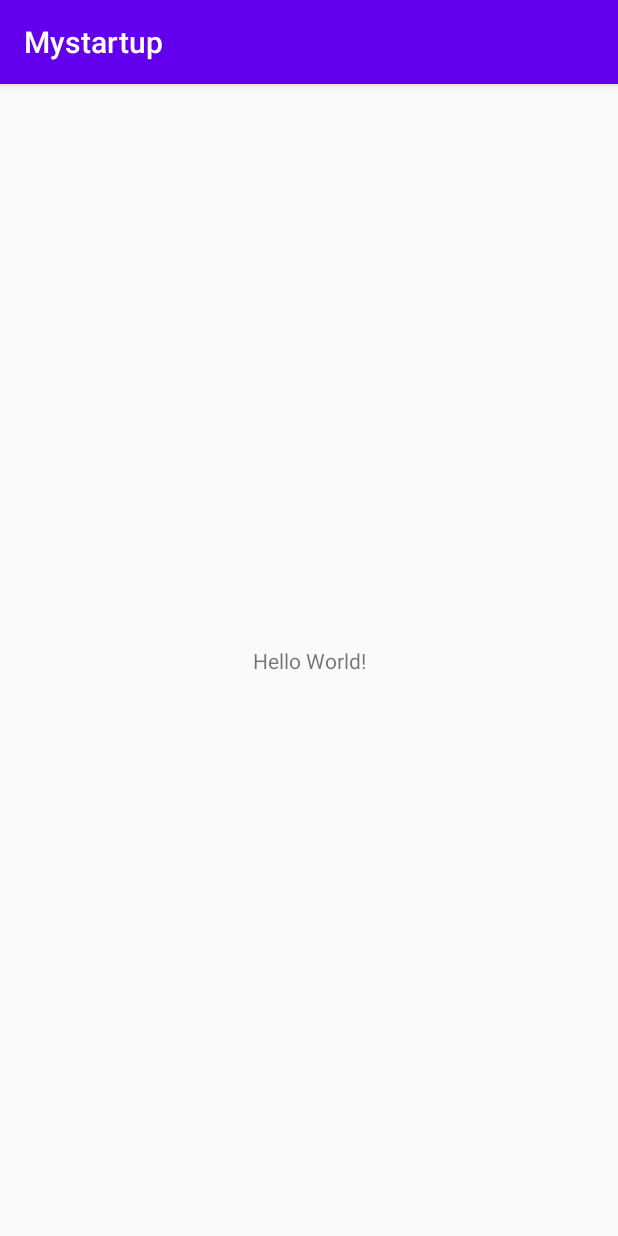
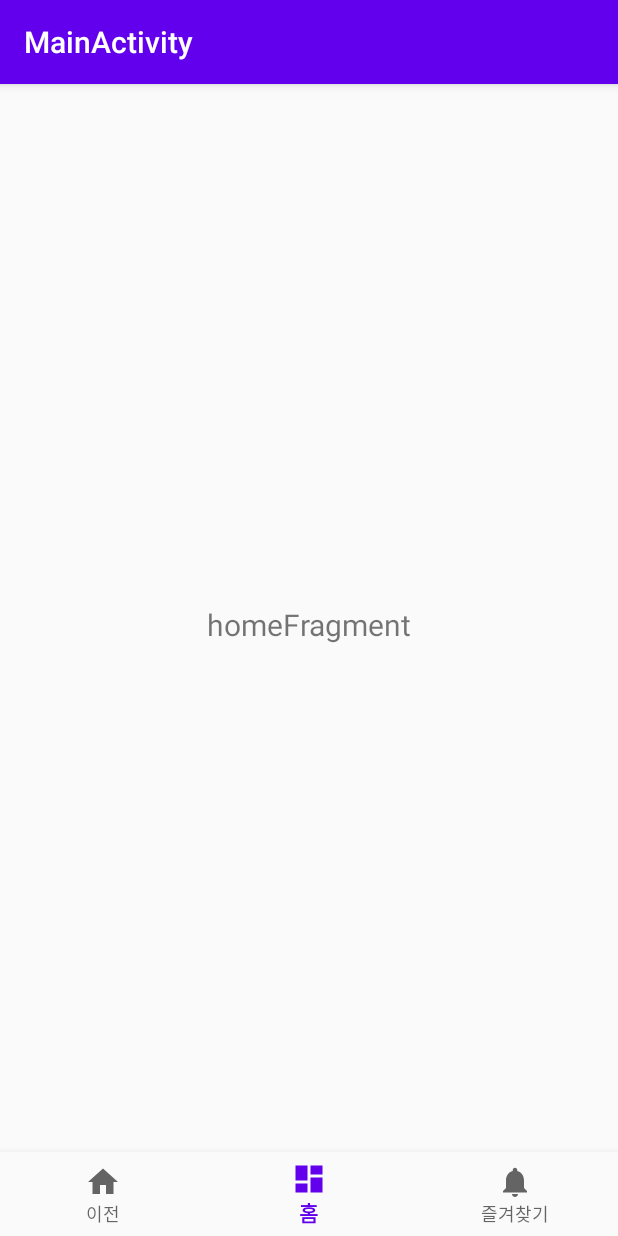
Before and after one commit to hye-rong/startup, an Android app: the screen it shows after launch (MainActivity), on a phone screen of 412 x 824 dp. Run offline under Robolectric (Android 15) with nearby library versions, the phone set to English and light mode, and no system bars.

Commit message:
set bottom navigation activity
bottom navigation
: back, home, favorite

```diff
--- a/app/src/main/AndroidManifest.xml
+++ b/app/src/main/AndroidManifest.xml
@@ -9,7 +9,9 @@
         android:roundIcon="@mipmap/ic_launcher_round"
         android:supportsRtl="true"
         android:theme="@style/AppTheme">
-        <activity android:name=".MainActivity">
+        <activity
+            android:name=".MainActivity"
+            android:label="@string/title_activity_main">
             <intent-filter>
                 <action android:name="android.intent.action.MAIN" />
 
--- a/app/src/main/java/com/example/mystartup/MainActivity.kt
+++ b/app/src/main/java/com/example/mystartup/MainActivity.kt
@@ -1,11 +1,63 @@
 package com.example.mystartup
 
+import android.os.Bundle
+import android.view.MenuItem
+import com.google.android.material.bottomnavigation.BottomNavigationView
 import androidx.appcompat.app.AppCompatActivity
-import android.os.Bundle
+import androidx.fragment.app.FragmentManager
+import androidx.fragment.app.FragmentTransaction
+import com.example.mystartup.ui.favorite.FavoriteFragment
+import com.example.mystartup.ui.home.HomeFragment
+import kotlinx.android.synthetic.main.activity_main.*
 
 class MainActivity : AppCompatActivity() {
+
+    lateinit var homeFragment: HomeFragment
+    lateinit var favoriteFragment: FavoriteFragment
+    lateinit var ft:FragmentTransaction
+    lateinit var fm: FragmentManager
+
     override fun onCreate(savedInstanceState: Bundle?) {
         super.onCreate(savedInstanceState)
         setContentView(R.layout.activity_main)
+        init()
+
     }
+
+    private fun init() {
+        //fragment 생성
+        homeFragment = HomeFragment()
+        favoriteFragment = FavoriteFragment()
+
+        //fragment manager
+        fm = supportFragmentManager
+        ft = fm.beginTransaction()
+
+        //set homefragment
+        ft.replace(R.id.frame_layout,homeFragment).commit()
+        bottom_navigation_view.selectedItemId = R.id.navigation_home
+
+        //navigation listener
+        bottom_navigation_view.setOnNavigationItemSelectedListener(object:BottomNavigationView.OnNavigationItemSelectedListener{
+            override fun onNavigationItemSelected(item: MenuItem): Boolean {
+                when(item.itemId){
+                    R.id.navigation_back->{//이전
+
+                    }
+                    R.id.navigation_home->{//홈
+                        ft = fm.beginTransaction()
+                        ft.replace(R.id.frame_layout,homeFragment).commit()
+                    }
+                    R.id.navigation_favorite->{//즐겨찾기
+                        ft = fm.beginTransaction()
+                        ft.replace(R.id.frame_layout,favoriteFragment).commit()
+                    }
+                }
+                return true
+            }
+        })
+
+    }
+
+
 }
--- /dev/null
+++ b/app/src/main/java/com/example/mystartup/ui/favorite/FavoriteFragment.kt
@@ -0,0 +1,21 @@
+package com.example.mystartup.ui.favorite
+
+import android.os.Bundle
+import android.view.LayoutInflater
+import android.view.View
+import android.view.ViewGroup
+import androidx.fragment.app.Fragment
+import com.example.mystartup.R
+
+class FavoriteFragment : Fragment() {
+
+
+    override fun onCreateView(
+        inflater: LayoutInflater,
+        container: ViewGroup?,
+        savedInstanceState: Bundle?
+    ): View? {
+        val root = inflater.inflate(R.layout.fragment_favorite, container, false)
+        return root
+    }
+}
--- /dev/null
+++ b/app/src/main/java/com/example/mystartup/ui/home/HomeFragment.kt
@@ -0,0 +1,24 @@
+package com.example.mystartup.ui.home
+
+import android.os.Bundle
+import android.view.LayoutInflater
+import android.view.View
+import android.view.ViewGroup
+import android.widget.TextView
+import androidx.fragment.app.Fragment
+import androidx.lifecycle.Observer
+import androidx.lifecycle.ViewModelProviders
+import com.example.mystartup.R
+
+class HomeFragment : Fragment() {
+
+
+    override fun onCreateView(
+        inflater: LayoutInflater,
+        container: ViewGroup?,
+        savedInstanceState: Bundle?
+    ): View? {
+        val root = inflater.inflate(R.layout.fragment_home, container, false)
+        return root
+    }
+}
--- /dev/null
+++ b/app/src/main/res/drawable/ic_dashboard_black_24dp.xml
@@ -0,0 +1,9 @@
+<vector xmlns:android="http://schemas.android.com/apk/res/android"
+    android:width="24dp"
+    android:height="24dp"
+    android:viewportWidth="24.0"
+    android:viewportHeight="24.0">
+    <path
+        android:fillColor="#FF000000"
+        android:pathData="M3,13h8L11,3L3,3v10zM3,21h8v-6L3,15v6zM13,21h8L21,11h-8v10zM13,3v6h8L21,3h-8z" />
+</vector>
--- /dev/null
+++ b/app/src/main/res/drawable/ic_home_black_24dp.xml
@@ -0,0 +1,9 @@
+<vector xmlns:android="http://schemas.android.com/apk/res/android"
+    android:width="24dp"
+    android:height="24dp"
+    android:viewportWidth="24.0"
+    android:viewportHeight="24.0">
+    <path
+        android:fillColor="#FF000000"
+        android:pathData="M10,20v-6h4v6h5v-8h3L12,3 2,12h3v8z" />
+</vector>
--- /dev/null
+++ b/app/src/main/res/drawable/ic_notifications_black_24dp.xml
@@ -0,0 +1,9 @@
+<vector xmlns:android="http://schemas.android.com/apk/res/android"
+    android:width="24dp"
+    android:height="24dp"
+    android:viewportWidth="24.0"
+    android:viewportHeight="24.0">
+    <path
+        android:fillColor="#FF000000"
+        android:pathData="M12,22c1.1,0 2,-0.9 2,-2h-4c0,1.1 0.89,2 2,2zM18,16v-5c0,-3.07 -1.64,-5.64 -4.5,-6.32L13.5,4c0,-0.83 -0.67,-1.5 -1.5,-1.5s-1.5,0.67 -1.5,1.5v0.68C7.63,5.36 6,7.92 6,11v5l-2,2v1h16v-1l-2,-2z" />
+</vector>
--- a/app/src/main/res/layout/activity_main.xml
+++ b/app/src/main/res/layout/activity_main.xml
@@ -1,18 +1,19 @@
 <?xml version="1.0" encoding="utf-8"?>
-<androidx.constraintlayout.widget.ConstraintLayout xmlns:android="http://schemas.android.com/apk/res/android"
+<LinearLayout xmlns:android="http://schemas.android.com/apk/res/android"
     xmlns:app="http://schemas.android.com/apk/res-auto"
-    xmlns:tools="http://schemas.android.com/tools"
     android:layout_width="match_parent"
-    android:layout_height="match_parent"
-    tools:context=".MainActivity">
+    android:orientation="vertical"
+    android:layout_height="match_parent">
+    <FrameLayout
+        android:id="@+id/frame_layout"
+        android:layout_width="match_parent"
+        android:layout_height="0dp"
+        android:layout_weight="1"/>
+    <com.google.android.material.bottomnavigation.BottomNavigationView
+        android:id="@+id/bottom_navigation_view"
+        android:layout_width="match_parent"
+        android:layout_height="56dp"
+        android:background="?android:attr/windowBackground"
+        app:menu="@menu/bottom_nav_menu"/>
 
-    <TextView
-        android:layout_width="wrap_content"
-        android:layout_height="wrap_content"
-        android:text="Hello World!"
-        app:layout_constraintBottom_toBottomOf="parent"
-        app:layout_constraintLeft_toLeftOf="parent"
-        app:layout_constraintRight_toRightOf="parent"
-        app:layout_constraintTop_toTopOf="parent" />
-
-</androidx.constraintlayout.widget.ConstraintLayout>
+</LinearLayout>
--- /dev/null
+++ b/app/src/main/res/layout/fragment_home.xml
@@ -0,0 +1,23 @@
+<?xml version="1.0" encoding="utf-8"?>
+<androidx.constraintlayout.widget.ConstraintLayout xmlns:android="http://schemas.android.com/apk/res/android"
+    xmlns:app="http://schemas.android.com/apk/res-auto"
+    xmlns:tools="http://schemas.android.com/tools"
+    android:layout_width="match_parent"
+    android:layout_height="match_parent"
+    tools:context=".ui.home.HomeFragment">
+
+    <TextView
+        android:id="@+id/text_home"
+        android:text="homeFragment"
+        android:layout_width="match_parent"
+        android:layout_height="wrap_content"
+        android:layout_marginStart="8dp"
+        android:layout_marginTop="8dp"
+        android:layout_marginEnd="8dp"
+        android:textAlignment="center"
+        android:textSize="20sp"
+        app:layout_constraintBottom_toBottomOf="parent"
+        app:layout_constraintEnd_toEndOf="parent"
+        app:layout_constraintStart_toStartOf="parent"
+        app:layout_constraintTop_toTopOf="parent" />
+</androidx.constraintlayout.widget.ConstraintLayout>
--- /dev/null
+++ b/app/src/main/res/menu/bottom_nav_menu.xml
@@ -0,0 +1,19 @@
+<?xml version="1.0" encoding="utf-8"?>
+<menu xmlns:android="http://schemas.android.com/apk/res/android">
+
+    <item
+        android:id="@+id/navigation_back"
+        android:icon="@drawable/ic_home_black_24dp"
+        android:title="이전" />
+
+    <item
+        android:id="@+id/navigation_home"
+        android:icon="@drawable/ic_dashboard_black_24dp"
+        android:title="홈" />
+
+    <item
+        android:id="@+id/navigation_favorite"
+        android:icon="@drawable/ic_notifications_black_24dp"
+        android:title="즐겨찾기" />
+
+</menu>
--- /dev/null
+++ b/app/src/main/res/values/dimens.xml
@@ -0,0 +1,5 @@
+<resources>
+    <!-- Default screen margins, per the Android Design guidelines. -->
+    <dimen name="activity_horizontal_margin">16dp</dimen>
+    <dimen name="activity_vertical_margin">16dp</dimen>
+</resources>
--- a/app/src/main/res/values/strings.xml
+++ b/app/src/main/res/values/strings.xml
@@ -1,3 +1,7 @@
 <resources>
     <string name="app_name">Mystartup</string>
+    <string name="title_activity_main">MainActivity</string>
+    <string name="title_home">Home</string>
+    <string name="title_dashboard">Dashboard</string>
+    <string name="title_notifications">Notifications</string>
 </resources>
```
Also changed, not shown: app/build.gradle (+13 -0 lines), app/src/main/res/layout/fragment_favorite.xml (added, +23 -0 lines), app/src/main/res/drawable/home.png (added).
